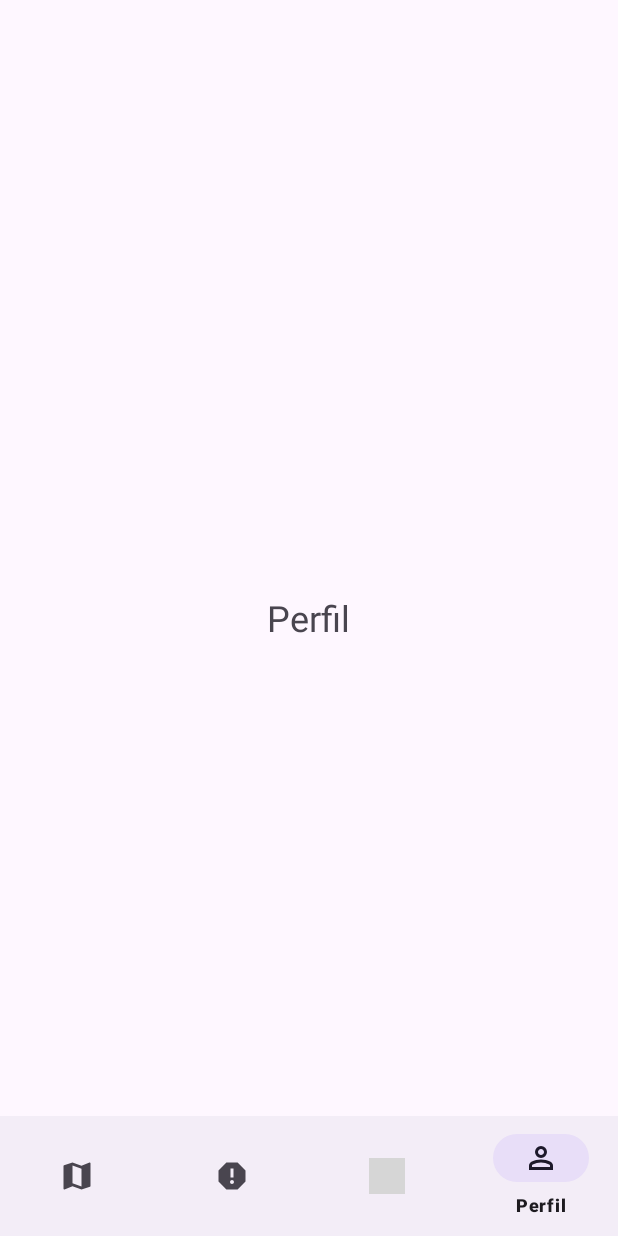
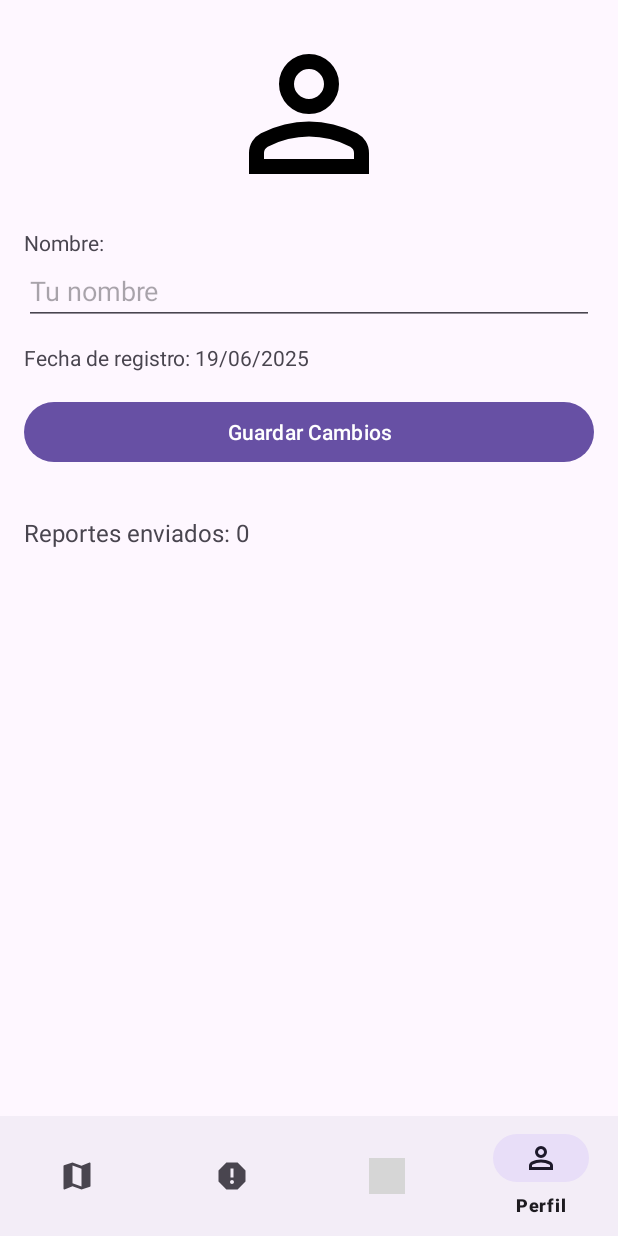
Before and after one commit to AngelMartinezAguilar0211/CatRadar, an Android app: the screen it shows after launch (MainActivity), item 4 of the bottom bar chosen, on a phone screen of 412 x 824 dp. Run offline under Robolectric (Android 15) with nearby library versions, the light colour scheme and no system bars; our stand-ins replace Firebase (no records; nobody signed in at launch, a user with empty details on screens opened directly), navigation-ui; grey boxes are pictures that could not be loaded.

Commit message:
Visualizacion de perfil en la app

```diff
--- a/app/src/main/java/com/catradar/proyectofinal/ui/fragments/ProfileFragment.kt
+++ b/app/src/main/java/com/catradar/proyectofinal/ui/fragments/ProfileFragment.kt
@@ -1,14 +1,53 @@
 package com.catradar.proyectofinal.ui.fragments
 
+import android.content.Context
 import android.os.Bundle
-import android.view.LayoutInflater
-import android.view.View
-import android.view.ViewGroup
+import android.view.*
+import android.widget.*
 import androidx.fragment.app.Fragment
 import com.catradar.proyectofinal.R
+import com.google.firebase.firestore.FirebaseFirestore
+import java.text.SimpleDateFormat
+import java.util.*
 
 class ProfileFragment : Fragment() {
-    override fun onCreateView(inflater: LayoutInflater, container: ViewGroup?, savedInstanceState: Bundle?): View? {
+
+    private lateinit var editTextNombre: EditText
+    private lateinit var textViewFecha: TextView
+    private lateinit var textViewEstadisticas: TextView
+    private lateinit var buttonGuardar: Button
+
+    override fun onCreateView(inflater: LayoutInflater, container: ViewGroup?, savedInstanceState: Bundle?): View {
         return inflater.inflate(R.layout.fragment_profile, container, false)
     }
+
+    override fun onViewCreated(view: View, savedInstanceState: Bundle?) {
+        editTextNombre = view.findViewById(R.id.editTextNombre)
+        textViewFecha = view.findViewById(R.id.textViewFechaRegistro)
+        textViewEstadisticas = view.findViewById(R.id.textViewEstadisticas)
+        buttonGuardar = view.findViewById(R.id.buttonGuardar)
+
+        val prefs = requireActivity().getSharedPreferences("perfil", Context.MODE_PRIVATE)
+        val nombre = prefs.getString("nombre", "")
+        val fechaRegistro = prefs.getLong("fecha", System.currentTimeMillis())
+
+        editTextNombre.setText(nombre)
+        textViewFecha.text = "Fecha de registro: ${SimpleDateFormat("dd/MM/yyyy", Locale.getDefault()).format(Date(fechaRegistro))}"
+
+        buttonGuardar.setOnClickListener {
+            val nuevoNombre = editTextNombre.text.toString()
+            prefs.edit().putString("nombre", nuevoNombre).apply()
+            Toast.makeText(requireContext(), "Nombre guardado", Toast.LENGTH_SHORT).show()
+        }
+
+        contarReportes()
+    }
+
+    private fun contarReportes() {
+        FirebaseFirestore.getInstance().collection("reportes")
+            .get()
+            .addOnSuccessListener { result ->
+                textViewEstadisticas.text = "Reportes enviados: ${result.size()}"
+            }
+    }
 }
--- a/app/src/main/res/layout/fragment_profile.xml
+++ b/app/src/main/res/layout/fragment_profile.xml
@@ -1,12 +1,53 @@
-<FrameLayout xmlns:android="http://schemas.android.com/apk/res/android"
+<ScrollView xmlns:android="http://schemas.android.com/apk/res/android"
     android:layout_width="match_parent"
     android:layout_height="match_parent"
-    android:gravity="center">
+    android:padding="16dp">
 
-    <TextView
-        android:text="Perfil"
-        android:textSize="24sp"
-        android:layout_gravity="center"
-        android:layout_width="wrap_content"
-        android:layout_height="wrap_content"/>
-</FrameLayout>
+    <LinearLayout
+        android:orientation="vertical"
+        android:layout_width="match_parent"
+        android:layout_height="wrap_content"
+        android:gravity="center_horizontal">
+
+        <ImageView
+            android:id="@+id/imageViewPerfil"
+            android:layout_width="120dp"
+            android:layout_height="120dp"
+            android:src="@drawable/ic_profile"
+            android:scaleType="centerCrop"
+            android:contentDescription="Foto de perfil"/>
+
+        <TextView
+            android:text="Nombre:"
+            android:layout_marginTop="16dp"
+            android:layout_width="match_parent"
+            android:layout_height="wrap_content"/>
+        <EditText
+            android:id="@+id/editTextNombre"
+            android:layout_width="match_parent"
+            android:layout_height="wrap_content"
+            android:hint="Tu nombre"/>
+
+        <TextView
+            android:id="@+id/textViewFechaRegistro"
+            android:layout_width="match_parent"
+            android:layout_height="wrap_content"
+            android:layout_marginTop="12dp"
+            android:text="Fecha de registro: " />
+
+        <Button
+            android:id="@+id/buttonGuardar"
+            android:text="Guardar Cambios"
+            android:layout_marginTop="16dp"
+            android:layout_width="match_parent"
+            android:layout_height="wrap_content"/>
+
+        <TextView
+            android:id="@+id/textViewEstadisticas"
+            android:layout_marginTop="32dp"
+            android:text="Reportes enviados: 0"
+            android:textSize="16sp"
+            android:layout_width="match_parent"
+            android:layout_height="wrap_content"/>
+    </LinearLayout>
+</ScrollView>
```
Also changed, not shown: app/src/main/java/com/catradar/proyectofinal/ui/fragments/HistoryFragment.kt (+32 -4 lines), app/src/main/java/com/catradar/proyectofinal/ui/fragments/ReporteAdapter.kt (added, +40 -0 lines), app/src/main/res/layout/fragment_history.xml (+9 -10 lines), app/src/main/res/layout/item_reporte.xml (added, +35 -0 lines).
